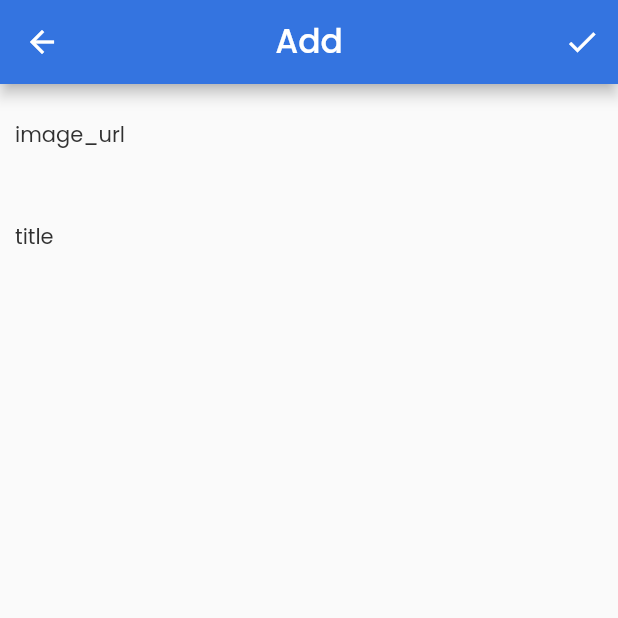
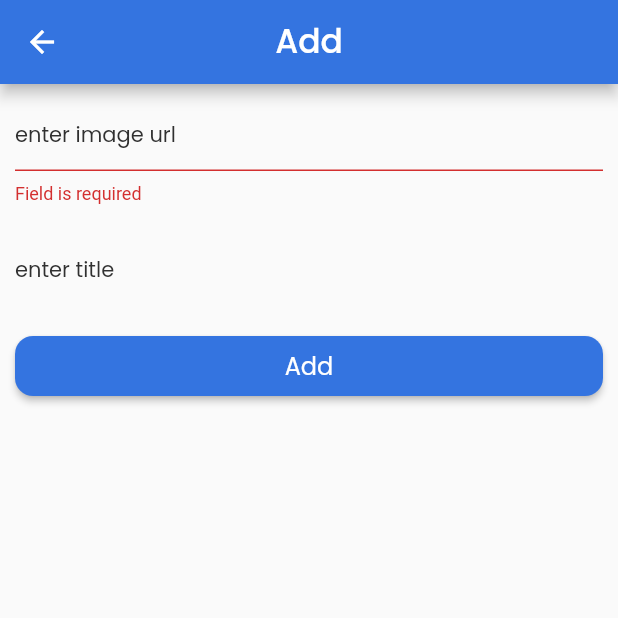
Before and after one commit to alan-tran-goldenowl/flutterflow_sample, a Flutter app: the AddItemWidget screen opened directly, on a phone screen of 412 x 824 dp, the top half of it. Run offline on Flutter 3.47's test engine with Material 2 defaults, Android fonts, the phone set to English and light mode, and no system bars; drawn by our look-alikes of auto_size_text; our stand-ins replace built_collection, built_value, cloud_firestore, firebase_auth, firebase_core, font_awesome_flutter and 6 more; accounts and stored records are empty; generated files the repository leaves out were written again; network calls fail.

Commit message:
Updating to latest FlutterFlow output.

```diff
--- a/lib/add_item/add_item_widget.dart
+++ b/lib/add_item/add_item_widget.dart
@@ -2,6 +2,7 @@ import '../auth/auth_util.dart';
 import '../backend/backend.dart';
 import '../flutter_flow/flutter_flow_theme.dart';
 import '../flutter_flow/flutter_flow_util.dart';
+import '../flutter_flow/flutter_flow_widgets.dart';
 import 'package:cloud_firestore/cloud_firestore.dart';
 import 'package:flutter/material.dart';
 import 'package:google_fonts/google_fonts.dart';
@@ -16,6 +17,7 @@ class AddItemWidget extends StatefulWidget {
 class _AddItemWidgetState extends State<AddItemWidget> {
   TextEditingController textController1;
   TextEditingController textController2;
+  final formKey = GlobalKey<FormState>();
   final scaffoldKey = GlobalKey<ScaffoldState>();
 
   @override
@@ -27,7 +29,10 @@ class _AddItemWidgetState extends State<AddItemWidget> {
 
   @override
   Widget build(BuildContext context) {
-    return Scaffold(
+    return Form(
+      key: formKey,
+      autovalidateMode: AutovalidateMode.always,
+      child: Scaffold(
         key: scaffoldKey,
         appBar: AppBar(
           backgroundColor: FlutterFlowTheme.primaryColor,
@@ -39,27 +44,7 @@ class _AddItemWidgetState extends State<AddItemWidget> {
               color: FlutterFlowTheme.tertiaryColor,
             ),
           ),
-        actions: [
-          IconButton(
-            onPressed: () async {
-              final exampleObjectsRecordData = createExampleObjectsRecordData(
-                title: '',
-                createAt: getCurrentTimestamp,
-                imageUrl: '',
-              );
-              await ExampleObjectsRecord.collection
-                  .doc()
-                  .set(exampleObjectsRecordData);
-              Navigator.pop(context);
-            },
-            icon: Icon(
-              Icons.check_sharp,
-              color: FlutterFlowTheme.tertiaryColor,
-              size: 24,
-            ),
-            iconSize: 24,
-          )
-        ],
+          actions: [],
           centerTitle: true,
           elevation: 4,
         ),
@@ -70,10 +55,66 @@ class _AddItemWidgetState extends State<AddItemWidget> {
               Padding(
                 padding: EdgeInsets.fromLTRB(10, 10, 10, 10),
                 child: TextFormField(
+                  onChanged: (_) => setState(() {}),
                   controller: textController1,
                   obscureText: false,
                   decoration: InputDecoration(
-                  hintText: 'image_url',
+                    hintText: 'enter image url',
+                    hintStyle: FlutterFlowTheme.bodyText1.override(
+                      fontFamily: 'Poppins',
+                    ),
+                    enabledBorder: UnderlineInputBorder(
+                      borderSide: BorderSide(
+                        color: Color(0x00000000),
+                        width: 1,
+                      ),
+                      borderRadius: const BorderRadius.only(
+                        topLeft: Radius.circular(4.0),
+                        topRight: Radius.circular(4.0),
+                      ),
+                    ),
+                    focusedBorder: UnderlineInputBorder(
+                      borderSide: BorderSide(
+                        color: Color(0x00000000),
+                        width: 1,
+                      ),
+                      borderRadius: const BorderRadius.only(
+                        topLeft: Radius.circular(4.0),
+                        topRight: Radius.circular(4.0),
+                      ),
+                    ),
+                    suffixIcon: textController1.text.isNotEmpty
+                        ? InkWell(
+                            onTap: () => setState(
+                              () => textController1.clear(),
+                            ),
+                            child: Icon(
+                              Icons.clear,
+                              color: Color(0xFF757575),
+                              size: 22,
+                            ),
+                          )
+                        : null,
+                  ),
+                  style: FlutterFlowTheme.bodyText1.override(
+                    fontFamily: 'Poppins',
+                  ),
+                  validator: (val) {
+                    if (val.isEmpty) {
+                      return 'Field is required';
+                    }
+
+                    return null;
+                  },
+                ),
+              ),
+              Padding(
+                padding: EdgeInsets.fromLTRB(10, 10, 10, 10),
+                child: TextFormField(
+                  controller: textController2,
+                  obscureText: false,
+                  decoration: InputDecoration(
+                    hintText: 'enter title',
                     hintStyle: FlutterFlowTheme.bodyText1.override(
                       fontFamily: 'Poppins',
                     ),
@@ -105,43 +146,42 @@ class _AddItemWidgetState extends State<AddItemWidget> {
               ),
               Padding(
                 padding: EdgeInsets.fromLTRB(10, 10, 10, 10),
-              child: TextFormField(
-                controller: textController2,
-                obscureText: false,
-                decoration: InputDecoration(
-                  hintText: 'title',
-                  hintStyle: FlutterFlowTheme.bodyText1.override(
+                child: FFButtonWidget(
+                  onPressed: () async {
+                    if (!formKey.currentState.validate()) {
+                      return;
+                    }
+                    final exampleObjectsRecordData =
+                        createExampleObjectsRecordData(
+                      title: textController2.text,
+                      createAt: getCurrentTimestamp,
+                      imageUrl: textController1.text,
+                    );
+                    await ExampleObjectsRecord.collection
+                        .doc()
+                        .set(exampleObjectsRecordData);
+                  },
+                  text: 'Add',
+                  options: FFButtonOptions(
+                    width: double.infinity,
+                    height: 40,
+                    color: FlutterFlowTheme.primaryColor,
+                    textStyle: FlutterFlowTheme.subtitle2.override(
                       fontFamily: 'Poppins',
+                      color: Colors.white,
                     ),
-                  enabledBorder: UnderlineInputBorder(
                     borderSide: BorderSide(
-                      color: Color(0x00000000),
+                      color: Colors.transparent,
                       width: 1,
                     ),
-                    borderRadius: const BorderRadius.only(
-                      topLeft: Radius.circular(4.0),
-                      topRight: Radius.circular(4.0),
-                    ),
-                  ),
-                  focusedBorder: UnderlineInputBorder(
-                    borderSide: BorderSide(
-                      color: Color(0x00000000),
-                      width: 1,
-                    ),
-                    borderRadius: const BorderRadius.only(
-                      topLeft: Radius.circular(4.0),
-                      topRight: Radius.circular(4.0),
-                    ),
-                  ),
-                ),
-                style: FlutterFlowTheme.bodyText1.override(
-                  fontFamily: 'Poppins',
+                    borderRadius: 12,
                   ),
                 ),
               )
             ],
           ),
         ),
+      ),
     );
   }
 }
```
Lines whose indentation alone changed are shown as unchanged.
